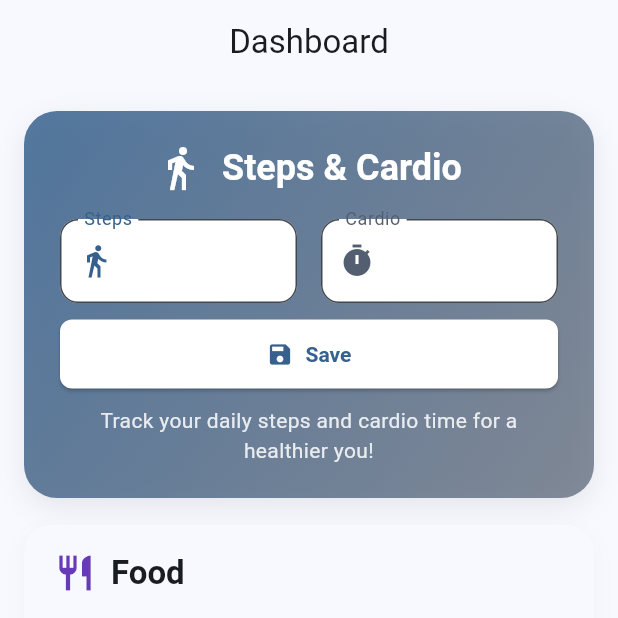
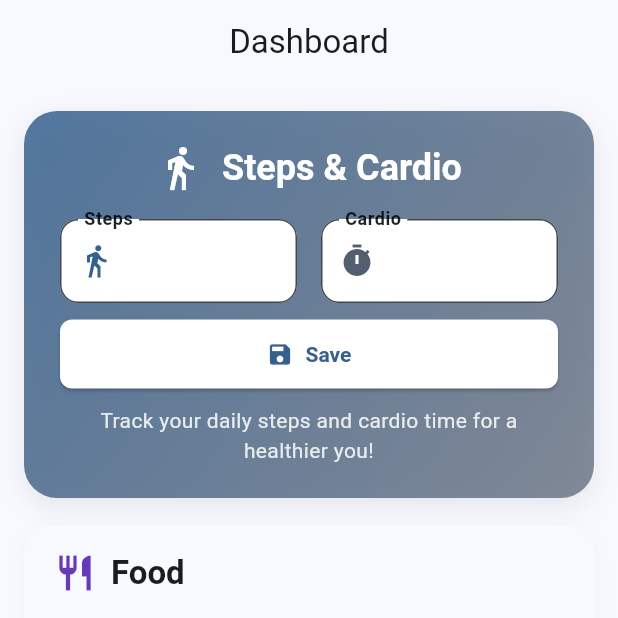
Before and after one commit to CODEMASTERSTACK/fitc, a Flutter app: the screen it shows after launch, on a phone screen of 412 x 824 dp, the top half of it. Run offline on Flutter 3.47's test engine with Material 3 defaults, Android fonts, the phone set to English and light mode, and no system bars; our stand-ins replace chewie, pdf, shared_preferences, video_player; network calls fail.

```diff
--- a/lib/screens/home_screen.dart
+++ b/lib/screens/home_screen.dart
@@ -179,7 +179,8 @@ class _HomeScreenState extends State<HomeScreen> {
                             ),
                             labelText: 'Steps',
                             labelStyle: TextStyle(
-                              color: Theme.of(context).colorScheme.primary,
+                              color: Colors.black87,
+                              fontWeight: FontWeight.bold,
                             ),
                             border: OutlineInputBorder(
                               borderRadius: BorderRadius.circular(12),
@@ -204,7 +205,8 @@ class _HomeScreenState extends State<HomeScreen> {
                             ),
                             labelText: 'Cardio',
                             labelStyle: TextStyle(
-                              color: Theme.of(context).colorScheme.secondary,
+                              color: Colors.black87,
+                              fontWeight: FontWeight.bold,
                             ),
                             border: OutlineInputBorder(
                               borderRadius: BorderRadius.circular(12),
```
